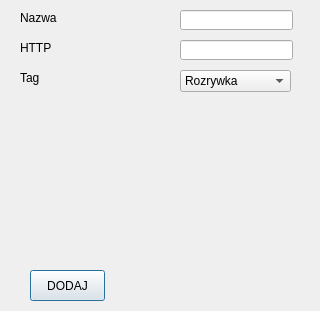
KFugler/ProjektPk4, file DodajStrone.ui: the form before one commit.
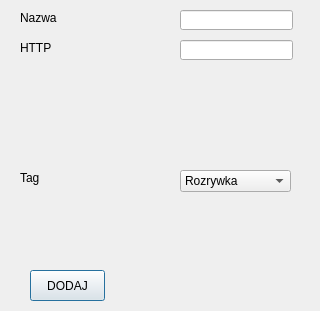
The form after the commit.

```diff
--- a/DodajStrone.ui
+++ b/DodajStrone.ui
@@ -107,7 +107,7 @@
    <property name="geometry">
     <rect>
      <x>20</x>
-     <y>70</y>
+     <y>170</y>
      <width>121</width>
      <height>16</height>
     </rect>
@@ -125,7 +125,7 @@
    <property name="geometry">
     <rect>
      <x>180</x>
-     <y>70</y>
+     <y>170</y>
      <width>111</width>
      <height>22</height>
     </rect>
```
